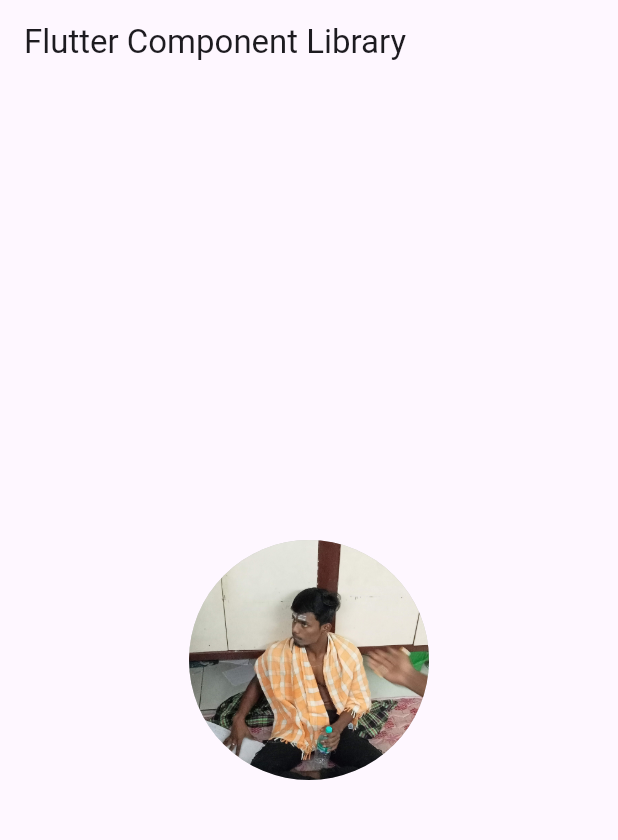
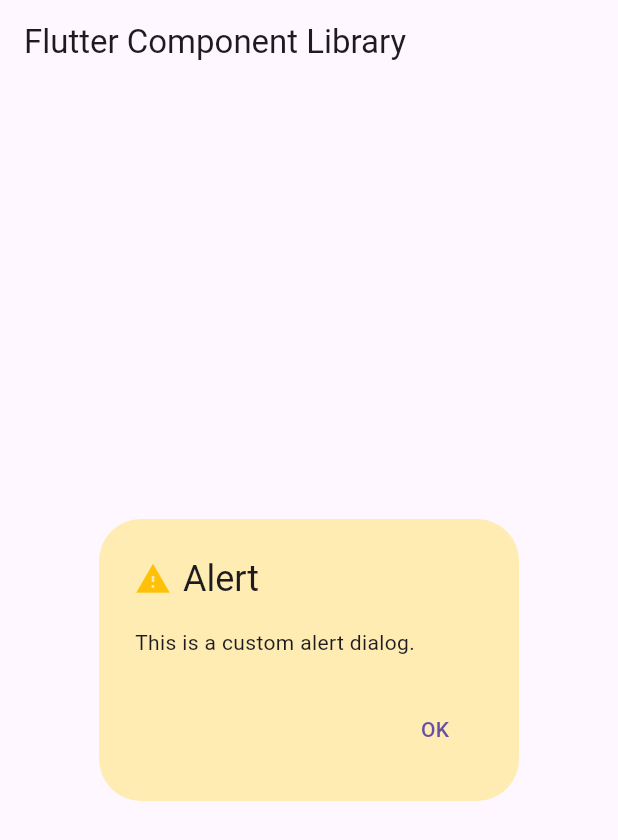
Before and after one commit to mageshyt/widgets-wizards, a Flutter app: the screen it shows after launch, on a phone screen of 412 x 824 dp. Shown: the top 840 px of the screen. Run offline on Flutter 3.47's test engine with Material 3 defaults, Android fonts, the phone set to English and light mode, and no system bars.

```diff
--- a/lib/main.dart
+++ b/lib/main.dart
@@ -1,4 +1,5 @@
 import 'package:flutter/material.dart';
+import 'package:widgets_wigets/widgets/alertdialog/alertdialog.dart';
 import 'package:widgets_wigets/widgets/avatar/avatar.dart';
 import 'package:widgets_wigets/widgets/button/button.dart';
 
@@ -20,14 +21,22 @@ class MyApp extends StatelessWidget {
         appBar: AppBar(
           title: const Text('Flutter Component Library'),
         ),
-        body: const Center(
+        body: Center(
           child: Column(
             mainAxisAlignment: MainAxisAlignment.center,
             children: [
-              CustomAvatar(
-                path: "lib/images/sasi.jpg",
-                size: AvatarSizes.lg,
-                pathType: AvatarPathType.asset,
+              CustomAlertDialog(
+                title: 'Alert',
+                content: Text('This is a custom alert dialog.'),
+                actions: [
+                  TextButton(
+                    onPressed: () {
+                      print("Hello");
+                    },
+                    child: Text('OK'),
+                  ),
+                ],
+                alertType: AlertType.warning,
               )
             ],
           ),
--- /dev/null
+++ b/lib/widgets/alertdialog/alertdialog.dart
@@ -0,0 +1,82 @@
+import 'package:flutter/material.dart';
+
+enum AlertType { error, info, warning, success, confirmation }
+
+class CustomAlertDialog extends StatelessWidget {
+  final dynamic title;
+  final Widget? content;
+  final List<Widget>? actions;
+  final AlertType? alertType;
+
+  const CustomAlertDialog({
+    Key? key,
+    this.title,
+    this.content,
+    this.actions,
+    this.alertType,
+  }) : super(key: key);
+
+  @override
+  Widget build(BuildContext context) {
+    Color? backgroundColor;
+    switch (alertType) {
+      case AlertType.error:
+        backgroundColor = Colors.red[100];
+        break;
+      case AlertType.info:
+        backgroundColor = Colors.blue[100];
+        break;
+      case AlertType.warning:
+        backgroundColor = Colors.amber[100];
+        break;
+      case AlertType.success:
+        backgroundColor = Colors.green[100];
+        break;
+      case AlertType.confirmation:
+        backgroundColor = Colors.grey[100];
+        break;
+      default:
+        backgroundColor = Colors.grey[100];
+    }
+
+    return AlertDialog(
+      backgroundColor: backgroundColor,
+      title: _buildTitle(),
+      content: content,
+      actions: actions,
+    );
+  }
+
+  Widget _buildTitle() {
+    if (title is String) {
+      return Row(
+        children: [
+          if (_getIcon() != null) _getIcon()!,
+          if (_getIcon() != null) const SizedBox(width: 8),
+          Expanded(child: Text(title)),
+        ],
+      );
+    } else if (title is Widget) {
+      return title as Widget;
+    }
+    // Return an empty container if title is neither String nor Widget
+    return Container();
+  }
+
+  Icon? _getIcon() {
+    switch (alertType) {
+      case AlertType.error:
+        return const Icon(Icons.error, color: Colors.red);
+      case AlertType.info:
+        return const Icon(Icons.info, color: Colors.blue);
+      case AlertType.warning:
+        return const Icon(Icons.warning, color: Colors.amber);
+      case AlertType.success:
+        return const Icon(Icons.check_circle, color: Colors.green);
+      case AlertType.confirmation:
+        return const Icon(Icons.help_outline, color: Colors.grey);
+      default:
+        return null;
+    }
+  }
+}
```
